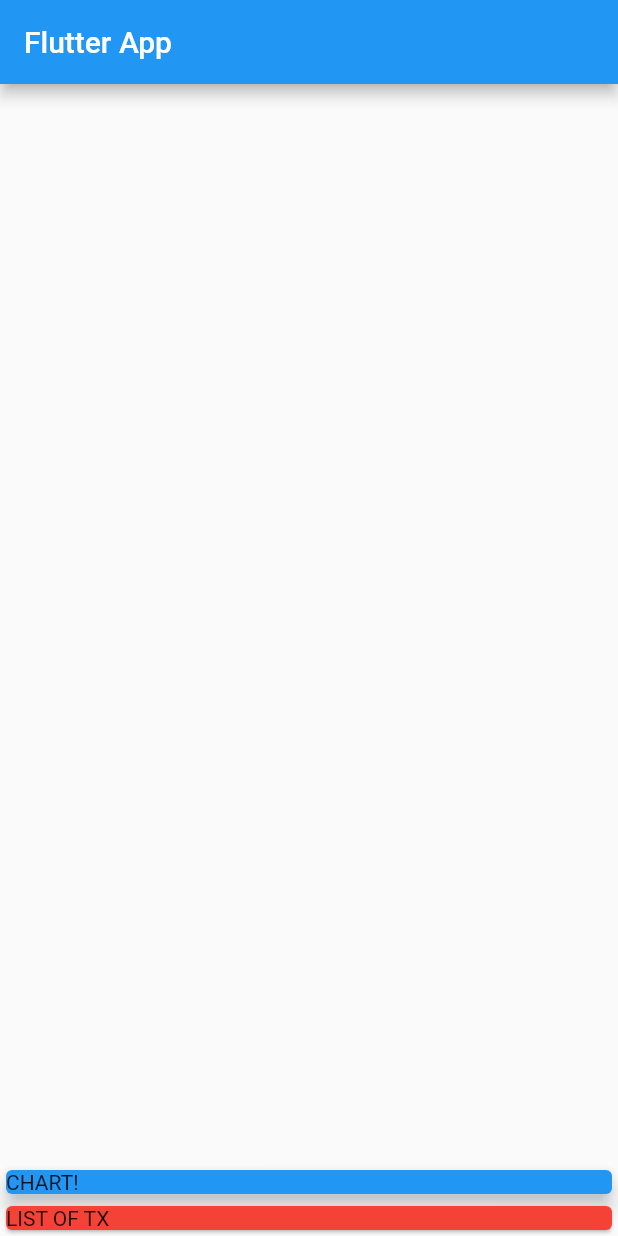
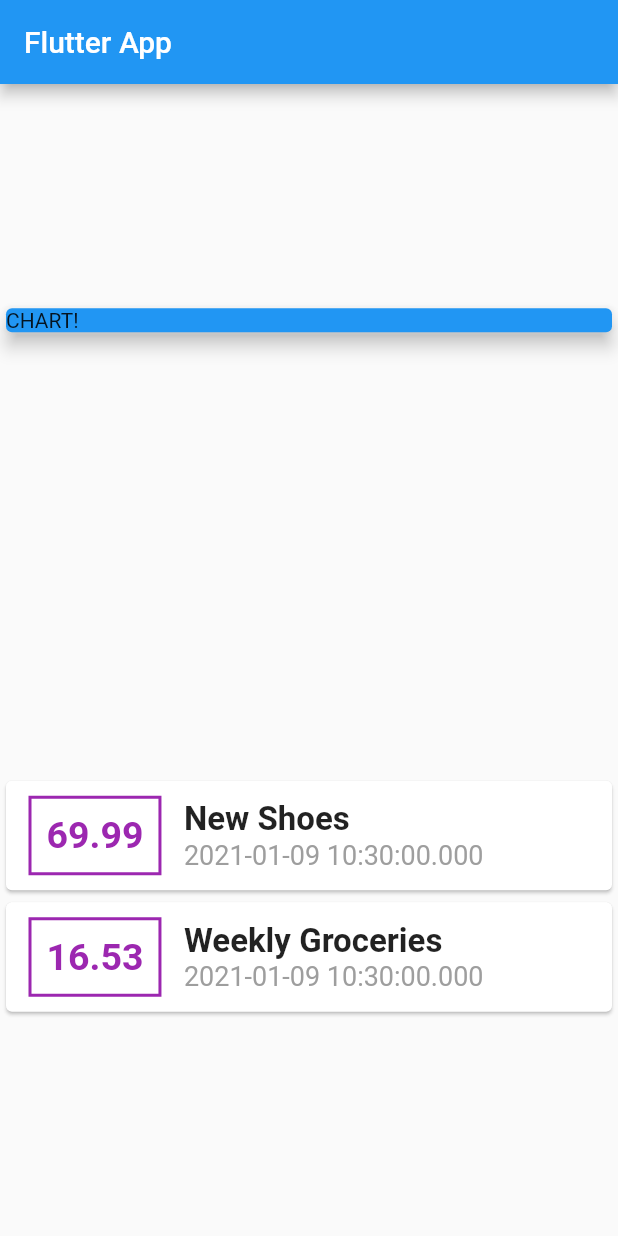
Before and after one commit to codeglitchz/expense_app, a Flutter app: the screen it shows after launch, on a phone screen of 412 x 824 dp. Run offline on Flutter 3.47's test engine with Material 2 defaults, Android fonts, the phone set to English and light mode, and no system bars.

Commit message:
Update 1

```diff
--- a/lib/main.dart
+++ b/lib/main.dart
@@ -1,4 +1,6 @@
 import 'package:flutter/material.dart';
+
+import './transaction.dart';
 
 void main() => runApp(MyApp());
 
@@ -13,6 +15,20 @@ class MyApp extends StatelessWidget {
 }
 
 class MyHomePage extends StatelessWidget {
+  final List<Transaction> transactions = [
+    Transaction(
+      id: 't1',
+      title: 'New Shoes',
+      amount: 69.99,
+      date: DateTime.now(),
+    ),
+    Transaction(
+      id: 't2',
+      title: 'Weekly Groceries',
+      amount: 16.53,
+      date: DateTime.now(),
+    ),
+  ];
   @override
   Widget build(BuildContext context) {
     return Scaffold(
@@ -20,7 +36,7 @@ class MyHomePage extends StatelessWidget {
           title: Text('Flutter App'),
         ),
         body: Column(
-          mainAxisAlignment: MainAxisAlignment.end,
+          mainAxisAlignment: MainAxisAlignment.spaceAround,
           crossAxisAlignment: CrossAxisAlignment.stretch,
           children: <Widget>[
             Container(
@@ -31,9 +47,55 @@ class MyHomePage extends StatelessWidget {
                 elevation: 5,
               ),
             ),
-            Card(
-              child: Text('LIST OF TX'),
-              color: Colors.red,
+            Column(
+              children: transactions.map((tx) {
+                return Card(
+                  child: Row(
+                    children: <Widget>[
+                      Container(
+                        margin: EdgeInsets.symmetric(
+                          vertical: 10,
+                          horizontal: 15,
+                        ),
+                        decoration: BoxDecoration(
+                          border: Border.all(
+                            color: Colors.purple,
+                            width: 2,
+                          ),
+                        ),
+                        padding: EdgeInsets.all(10),
+                        child: Text(
+                          tx.amount.toString(),
+                          style: TextStyle(
+                            fontWeight: FontWeight.bold,
+                            fontSize: 25,
+                            color: Colors.purple,
+                          ),
+                        ),
+                      ),
+                      Column(
+                        crossAxisAlignment: CrossAxisAlignment.start,
+                        children: <Widget>[
+                          Text(
+                            tx.title,
+                            style: TextStyle(
+                              fontSize: 22,
+                              fontWeight: FontWeight.bold,
+                            ),
+                          ),
+                          Text(
+                            tx.date.toString(),
+                            style: TextStyle(
+                              fontSize: 18,
+                              color: Colors.grey,
+                            ),
+                          ),
+                        ],
+                      ),
+                    ],
+                  ),
+                );
+              }).toList(),
             )
           ],
         ));
--- /dev/null
+++ b/lib/transaction.dart
@@ -0,0 +1,15 @@
+import 'package:flutter/foundation.dart';
+
+class Transaction {
+  final String id;
+  final String title;
+  final double amount;
+  final DateTime date;
+
+  Transaction({
+    @required this.id,
+    @required this.title,
+    @required this.amount,
+    @required this.date,
+  });
+}
```
